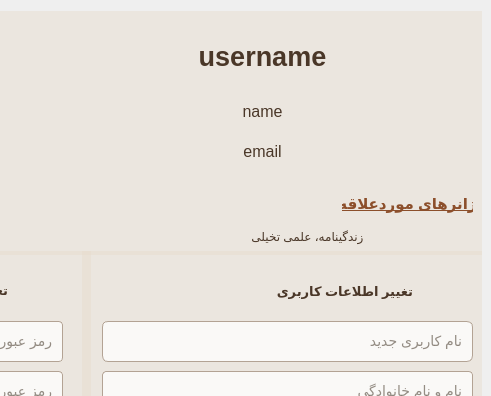
Before: the Qt Designer form Client/user/profilewidget.ui in Onyx1907/Lumina-EBook-Platform, drawn with Qt 5; both pictures show x 259 to 750 and y 0 to 396 of the 750 by 550 pixel window.
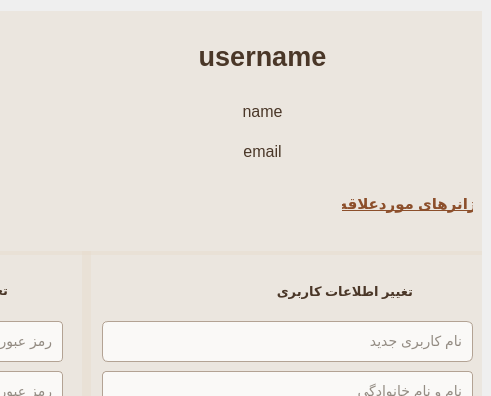
After: the same form once the commit is applied. Icons and pictures are not drawn.

Commit message: style/fix: improve book details UI and reload data after returning from comments

Patch:
```diff
--- a/Client/user/profilewidget.ui
+++ b/Client/user/profilewidget.ui
@@ -452,7 +452,7 @@
        </rect>
       </property>
       <property name="text">
-       <string>&lt;html&gt;&lt;head/&gt;&lt;body&gt;&lt;p align=&quot;center&quot;&gt;زندگینامه، علمی تخیلی&lt;/p&gt;&lt;/body&gt;&lt;/html&gt;</string>
+       <string/>
       </property>
       <property name="alignment">
        <set>Qt::AlignCenter</set>
```
The commit also changes 5 other files.
